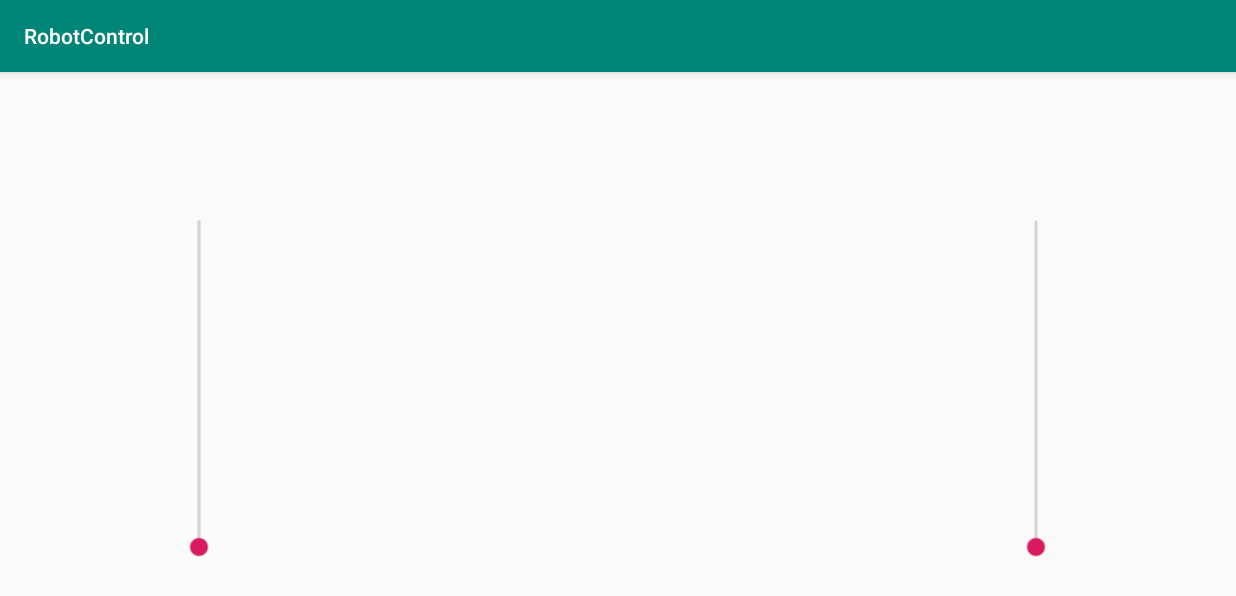
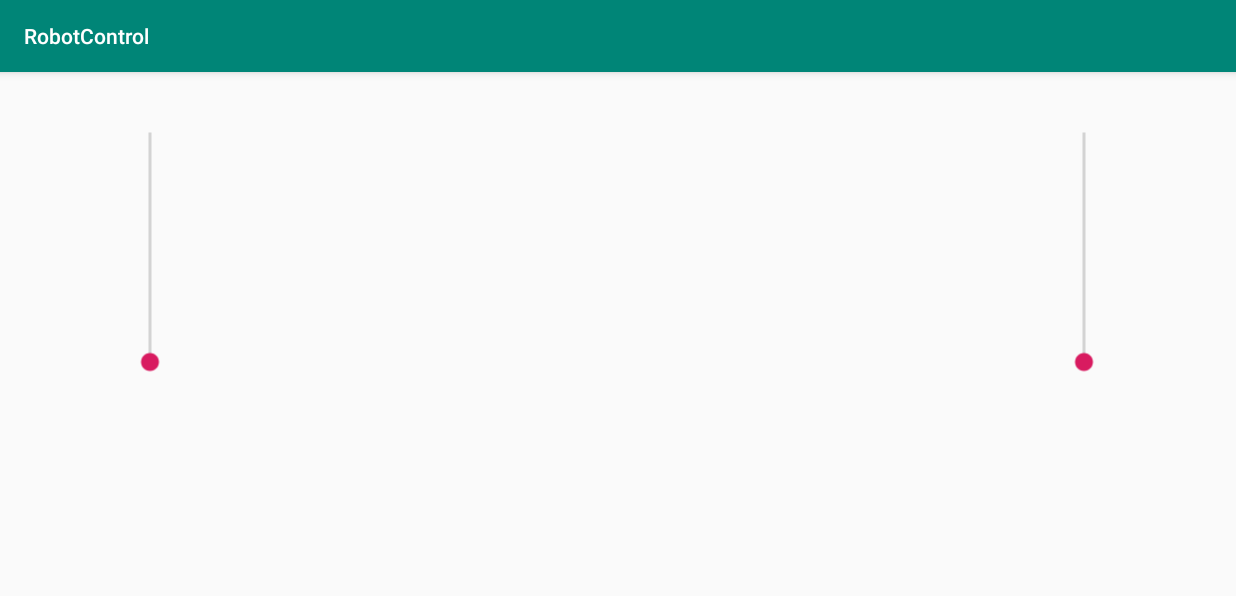
Before and after one commit to talentzxf/RaspberryPiRobot, an Android app: the screen it shows after launch (MainActivity), on a phone screen of 824 x 412 dp (held sideways). Shown: the top 596 px of the screen. Run offline under Robolectric (Android 15) with nearby library versions, the phone set to English and light mode, and no system bars; our stand-ins replace data binding.

Commit message:
Speed controller looks good with SeekBar now

```diff
--- a/AndroidControl/app/src/main/java/com/vincentzhang/robotcontrol/MainActivity.java
+++ b/AndroidControl/app/src/main/java/com/vincentzhang/robotcontrol/MainActivity.java
@@ -4,9 +4,11 @@ import android.content.pm.ActivityInfo;
 import android.databinding.DataBindingUtil;
 import android.support.v7.app.AppCompatActivity;
 import android.os.Bundle;
+import android.widget.SeekBar;
 
 import com.vincentzhang.robotcontrol.databinding.ActivityMainBinding;
 import com.vincentzhang.robotcontrol.model.ControllerModel;
+import com.vincentzhang.robotcontrol.model.SeekBarHandler;
 
 public class MainActivity extends AppCompatActivity {
 
@@ -17,6 +19,14 @@ public class MainActivity extends AppCompatActivity {
 
         // setContentView(R.layout.activity_main);
         ActivityMainBinding binding = DataBindingUtil.setContentView(this, R.layout.activity_main);
-         binding.setControllerModel(new ControllerModel(this.getApplicationContext().getResources()));
+        binding.setControllerModel(new ControllerModel(this.getApplicationContext().getResources()));
+
+        SeekBarHandler seekBarHandler = new SeekBarHandler();
+        // Let seek bar always return to 0 when released
+        SeekBar leftSeekBar = findViewById(R.id.leftWheelSpeed);
+        SeekBar rightSeekBar = findViewById(R.id.rightWheelSpeed);
+
+        leftSeekBar.setOnTouchListener(seekBarHandler);
+        rightSeekBar.setOnTouchListener(seekBarHandler);
     }
 }
--- a/AndroidControl/app/src/main/java/com/vincentzhang/robotcontrol/model/ControllerModel.java
+++ b/AndroidControl/app/src/main/java/com/vincentzhang/robotcontrol/model/ControllerModel.java
@@ -12,10 +12,15 @@ import com.vincentzhang.robotcontrol.R;
  */
 
 public class ControllerModel extends BaseObservable {
+    // 200 means full speed ahead
+    // 100 means full stop
+    // 0 means full speed back
+    public static int INITSPEED = 100;
+
     private Resources resources;
     private String msg;
-    private int leftSpeed = 50;
-    private int rightSpeed = 50;
+    private int leftSpeed = INITSPEED;
+    private int rightSpeed = INITSPEED;
 
     public ControllerModel(Resources resources) {
         msg = resources.getString(R.string.signature);
--- /dev/null
+++ b/AndroidControl/app/src/main/java/com/vincentzhang/robotcontrol/model/SeekBarHandler.java
@@ -0,0 +1,22 @@
+package com.vincentzhang.robotcontrol.model;
+
+import android.util.Log;
+import android.view.MotionEvent;
+import android.view.View;
+import android.widget.SeekBar;
+
+/**
+ * Created by VincentZhang on 1/8/2019.
+ */
+
+public class SeekBarHandler implements View.OnTouchListener {
+    public boolean onTouch(View v, MotionEvent event) {
+        SeekBar thisBar = (SeekBar) v;
+        if(event.getAction() == MotionEvent.ACTION_UP){
+            thisBar.setProgress(ControllerModel.INITSPEED);
+            return true;
+        }
+
+        return v.onTouchEvent(event);
+    }
+}
--- a/AndroidControl/app/src/main/res/layout/activity_main.xml
+++ b/AndroidControl/app/src/main/res/layout/activity_main.xml
@@ -5,7 +5,14 @@
     tools:context=".MainActivity">
 
     <data>
-        <variable name="controllerModel" type="com.vincentzhang.robotcontrol.model.ControllerModel"></variable>
+
+        <variable
+            name="controllerModel"
+            type="com.vincentzhang.robotcontrol.model.ControllerModel"></variable>
+
+        <variable
+            name="seekBarEventHandler"
+            type="com.vincentzhang.robotcontrol.model.SeekBarHandler" />
     </data>
 
     <android.support.constraint.ConstraintLayout
@@ -25,23 +32,27 @@
 
         <SeekBar
             android:id="@+id/leftWheelSpeed"
-            android:layout_width="250dp"
-            android:layout_height="400dp"
+            android:layout_width="185dp"
+            android:layout_height="218dp"
             android:layout_marginEnd="8dp"
             android:layout_marginTop="8dp"
+            android:max="200"
+            android:min="0"
+            android:progress="@={controllerModel.leftSpeed}"
             android:rotation="270"
-            android:progress="@={controllerModel.leftSpeed}"
             app:layout_constraintEnd_toEndOf="parent"
             app:layout_constraintTop_toTopOf="parent" />
 
         <SeekBar
             android:id="@+id/rightWheelSpeed"
-            android:layout_width="250dp"
-            android:layout_height="400dp"
+            android:layout_width="185dp"
+            android:layout_height="218dp"
             android:layout_marginStart="8dp"
             android:layout_marginTop="8dp"
+            android:max="200"
+            android:min="0"
+            android:progress="@={controllerModel.rightSpeed}"
             android:rotation="270"
-            android:progress="@={controllerModel.rightSpeed}"
             app:layout_constraintStart_toStartOf="parent"
             app:layout_constraintTop_toTopOf="parent" />
 
@@ -52,9 +63,8 @@
             android:layout_marginEnd="8dp"
             android:layout_marginTop="8dp"
             android:gravity="center"
-            android:ems="10"
             android:labelFor="@id/leftWheelSpeed"
-            android:text="@{@string/leftwheelspeedformat(controllerModel.leftSpeed)}"
+            android:text="@{@string/leftwheelspeedformat(controllerModel.leftSpeed - 100)}"
             app:layout_constraintEnd_toEndOf="parent"
             app:layout_constraintTop_toBottomOf="@+id/leftWheelSpeed" />
 
@@ -65,9 +75,8 @@
             android:layout_marginEnd="8dp"
             android:layout_marginTop="8dp"
             android:gravity="center"
-            android:ems="10"
             android:labelFor="@id/rightWheelSpeed"
-            android:text="@{@string/rightwheelspeedformat(controllerModel.rightSpeed)}"
+            android:text="@{@string/rightwheelspeedformat(controllerModel.rightSpeed - 100)}"
             app:layout_constraintStart_toStartOf="parent"
             app:layout_constraintTop_toBottomOf="@+id/rightWheelSpeed" />
     </android.support.constraint.ConstraintLayout>
```
